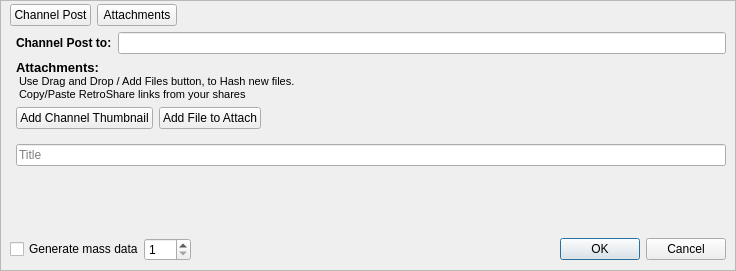
The window that retroshare-gui/src/gui/gxschannels/CreateGxsChannelMsg.ui (RetroShare/RetroShare) describes before a commit, drawn with Qt 5.
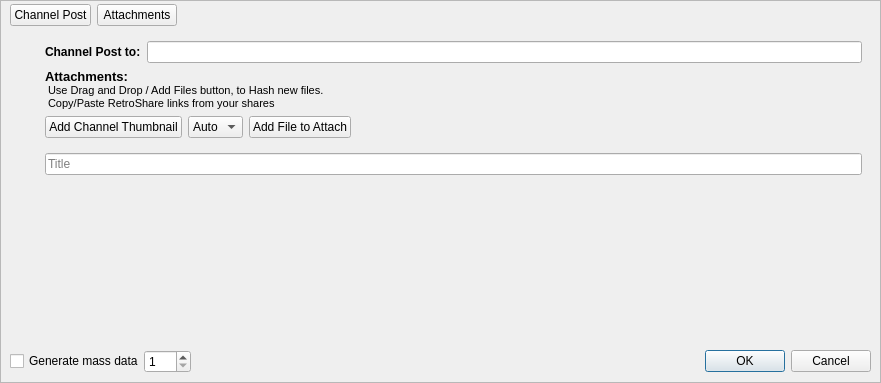
The same window after the commit. Icons and pictures are not drawn. Custom widgets are drawn as their Qt base class.

Commit message: added selection of thumbnail aspect ratio

Patch:
```diff
--- a/retroshare-gui/src/gui/gxschannels/CreateGxsChannelMsg.ui
+++ b/retroshare-gui/src/gui/gxschannels/CreateGxsChannelMsg.ui
@@ -6,8 +6,8 @@
    <rect>
     <x>0</x>
     <y>0</y>
-    <width>736</width>
-    <height>271</height>
+    <width>881</width>
+    <height>383</height>
    </rect>
   </property>
   <property name="acceptDrops">
@@ -79,32 +79,28 @@
          <number>0</number>
         </property>
         <widget class="QWidget" name="stackedWidgetPage1">
-         <layout class="QVBoxLayout" name="verticalLayout_2">
-          <property name="spacing">
-           <number>6</number>
-          </property>
-          <property name="leftMargin">
-           <number>0</number>
-          </property>
-          <property name="topMargin">
-           <number>0</number>
-          </property>
-          <property name="rightMargin">
-           <number>0</number>
-          </property>
-          <property name="bottomMargin">
-           <number>0</number>
-          </property>
+         <layout class="QVBoxLayout" name="verticalLayout_4">
           <item>
            <layout class="QHBoxLayout" name="horizontalLayout_2">
-            <property name="spacing">
-             <number>6</number>
-            </property>
-            <property name="sizeConstraint">
-             <enum>QLayout::SetFixedSize</enum>
-            </property>
             <item>
-             <widget class="ChannelPostThumbnailView" name="preview_W" native="true"/>
+             <layout class="QVBoxLayout" name="verticalLayout_2">
+              <item>
+               <widget class="ChannelPostThumbnailView" name="preview_W" native="true"/>
+              </item>
+              <item>
+               <spacer name="verticalSpacer_2">
+                <property name="orientation">
+                 <enum>Qt::Vertical</enum>
+                </property>
+                <property name="sizeHint" stdset="0">
+                 <size>
+                  <width>20</width>
+                  <height>40</height>
+                 </size>
+                </property>
+               </spacer>
+              </item>
+             </layout>
             </item>
             <item>
              <layout class="QVBoxLayout" name="verticalLayout">
@@ -179,6 +175,30 @@
                   </property>
                  </widget>
                 </item>
+                <item>
+                 <widget class="QComboBox" name="aspectRatio_CB">
+                  <item>
+                   <property name="text">
+                    <string>Auto</string>
+                   </property>
+                  </item>
+                  <item>
+                   <property name="text">
+                    <string>1:1</string>
+                   </property>
+                  </item>
+                  <item>
+                   <property name="text">
+                    <string>3:4</string>
+                   </property>
+                  </item>
+                  <item>
+                   <property name="text">
+                    <string>16:9</string>
+                   </property>
+                  </item>
+                 </widget>
+                </item>
                 <item>
                  <widget class="QPushButton" name="addfilepushButton">
                   <property name="text">
```
Left out of the diff: 2 changed lines with no effect on the pictures. The commit also changes 4 other files.
